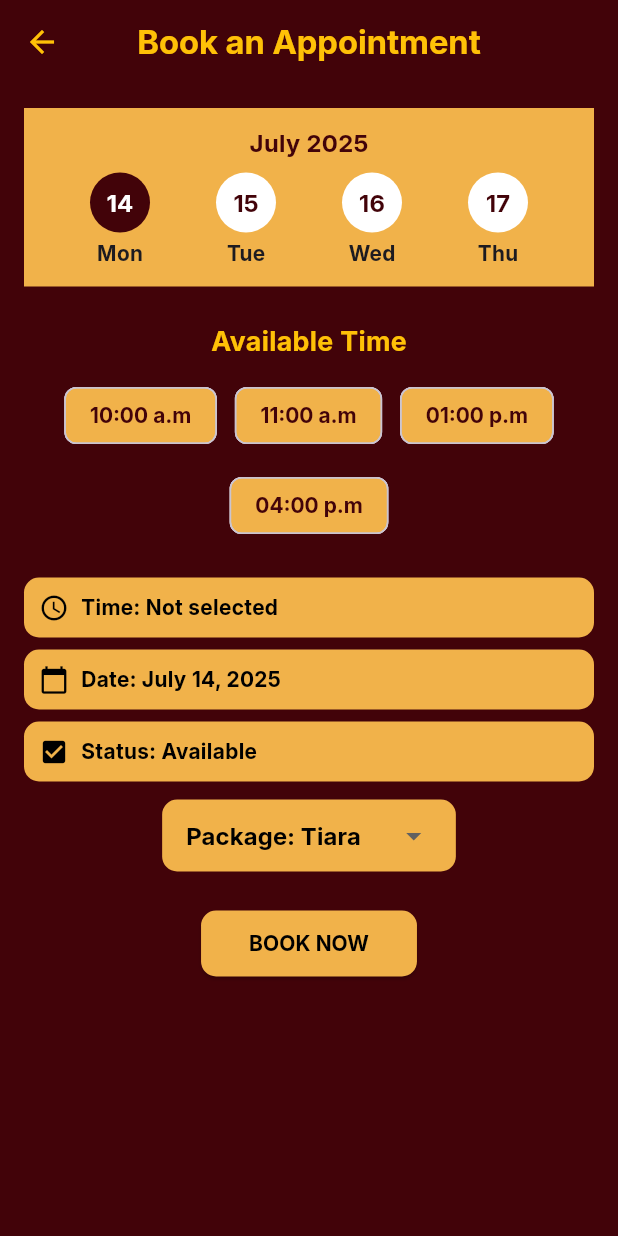
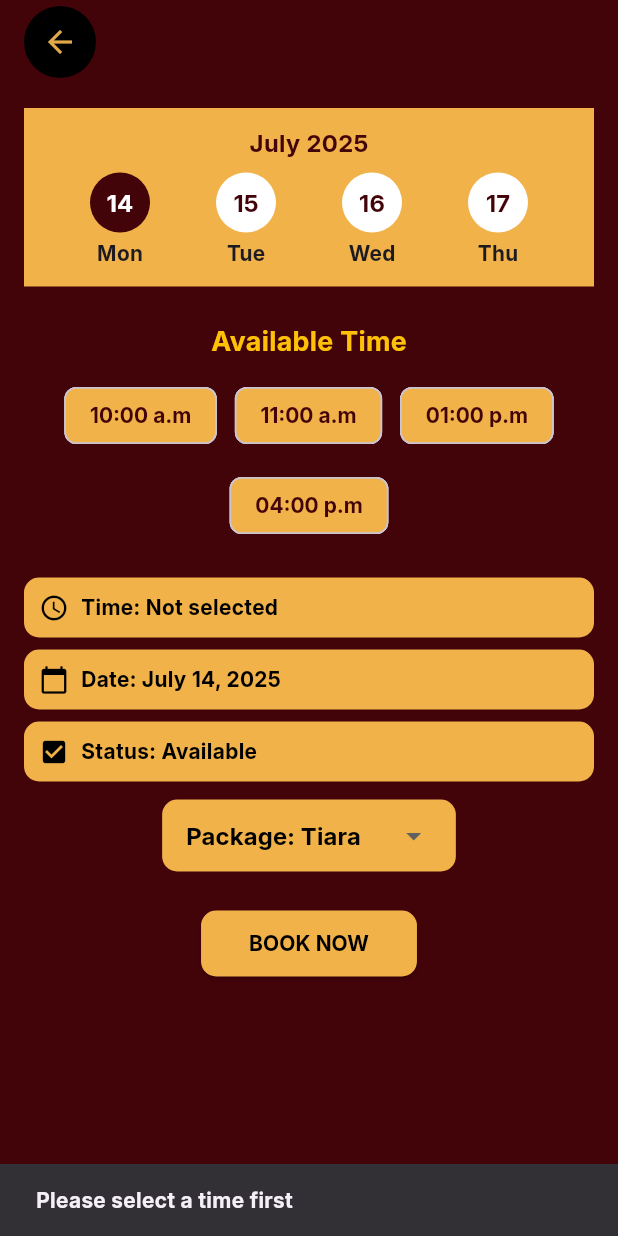
Before and after one commit to DaMasterofPuppets/Mob_Prog, a Flutter app: the AppointmentPage screen opened directly, after a tap on "BOOK NOW", on a phone screen of 412 x 824 dp. Run offline on Flutter 3.47's test engine with Material 3 defaults, Android fonts, the phone set to English and light mode, and no system bars.

Commit message:
Added some comments + changed the back button of appointment_page

```diff
--- a/lib/screens/dashboard/appointment_page.dart
+++ b/lib/screens/dashboard/appointment_page.dart
@@ -16,6 +16,7 @@ class _AppointmentPageState extends State<AppointmentPage> {
   final List<String> times = ['10:00 a.m', '11:00 a.m', '01:00 p.m', '04:00 p.m'];
   final List<String> packages = ['Tiara', 'Coronet', 'Crown'];
 
+  //This week (To be used in available time section) (Placeholder for testing)
   bool isThisWeek(DateTime date) {
     final now = DateTime.now();
     final startOfWeek = now.subtract(Duration(days: now.weekday - 1));
@@ -55,6 +56,7 @@ class _AppointmentPageState extends State<AppointmentPage> {
 
   @override
   Widget build(BuildContext context) {
+    //Background Colors
     final Color maroon = const Color(0xFF420309);
     final Color gold = const Color(0xFFF1B24A);
     final days = List.generate(4, (i) => selectedDate.add(Duration(days: i)));
@@ -64,20 +66,28 @@ class _AppointmentPageState extends State<AppointmentPage> {
       appBar: AppBar(
         backgroundColor: maroon,
         elevation: 0,
-        leading: IconButton(
-          icon: const Icon(Icons.arrow_back, color: Colors.amber),
-          onPressed: () => Navigator.pop(context),
+        //Back Button
+        automaticallyImplyLeading: false,
+        title: Align(
+          alignment: Alignment.centerLeft,
+          child: IconButton(
+            icon: const Icon(Icons.arrow_back, color: Color(0xFFE1A948)),
+            onPressed: () => Navigator.pop(context),
+            style: IconButton.styleFrom(
+              backgroundColor: Colors.black,
+              shape: const CircleBorder(),
+              padding: const EdgeInsets.all(12),
+              fixedSize: const Size(48, 48),
+            ),
+          ),
         ),
-        title: const Text(
-          'Book an Appointment',
-          style: TextStyle(color: Colors.amber, fontWeight: FontWeight.bold),
-        ),
-        centerTitle: true,
       ),
+
       body: Padding(
         padding: const EdgeInsets.all(16),
         child: Column(
           children: [
+            //Tapping the Yellow rectangle Container triggers this which opens a date picker
             GestureDetector(
               onTap: _pickDate,
               child: Container(
@@ -122,6 +132,8 @@ class _AppointmentPageState extends State<AppointmentPage> {
                 ),
               ),
             ),
+
+            //Available Time
             const SizedBox(height: 24),
             const Text(
               'Available Time',
@@ -196,8 +208,18 @@ class _AppointmentPageState extends State<AppointmentPage> {
             ),
             const SizedBox(height: 24),
             ElevatedButton(
+              //When "Book now" is pressed
               onPressed: () {
-                // TODO: Handle booking
+              if (selectedTime.isEmpty) {
+              ScaffoldMessenger.of(context).showSnackBar(
+              const SnackBar(content: Text('Please select a time first')),
+              );
+              } else {
+              ScaffoldMessenger.of(context).showSnackBar(
+      SnackBar(content: Text(
+        'Appointment booked on ${DateFormat.yMMMMd().format(selectedDate)} at $selectedTime')),
+        );
+                    }
               },
               style: ElevatedButton.styleFrom(
                 backgroundColor: gold,
--- a/lib/screens/dashboard/testimonials.dart
+++ b/lib/screens/dashboard/testimonials.dart
@@ -59,7 +59,7 @@ class _TestimonialsPageState extends State<TestimonialsPage> {
 
   @override
   Widget build(BuildContext context) {
-    final Color maroon = const Color(0xFF560000);
+    final Color maroon = const Color(0xFF420309);
     final Color gold = const Color(0xFFFFB84D);
 
     return Scaffold(
--- a/lib/screens/dashboard/the_reader.dart
+++ b/lib/screens/dashboard/the_reader.dart
@@ -6,7 +6,7 @@ class TheReaderPage extends StatelessWidget {
   @override
   Widget build(BuildContext context) {
     return Scaffold(
-      backgroundColor: const Color(0xFF560000),
+      backgroundColor: const Color(0xFF420309),
       body: SafeArea(
         child: SingleChildScrollView(
           child: Column(
```
Also changed, not shown: lib/screens/dashboard/dashboard_page.dart (+4 -23 lines).
